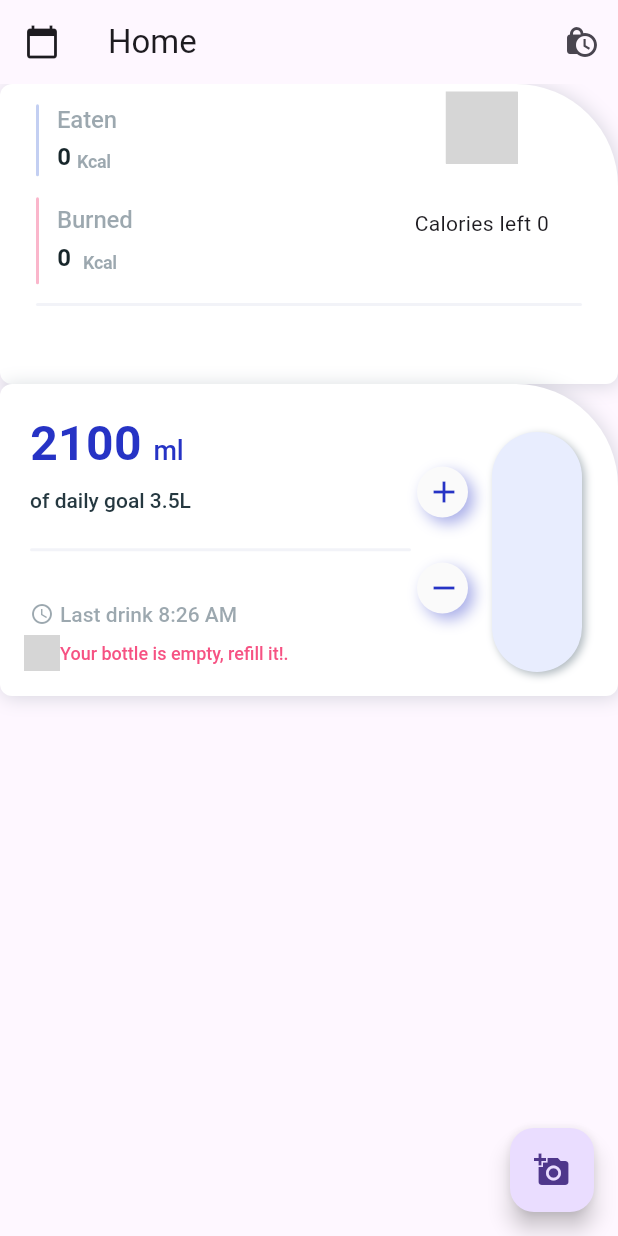
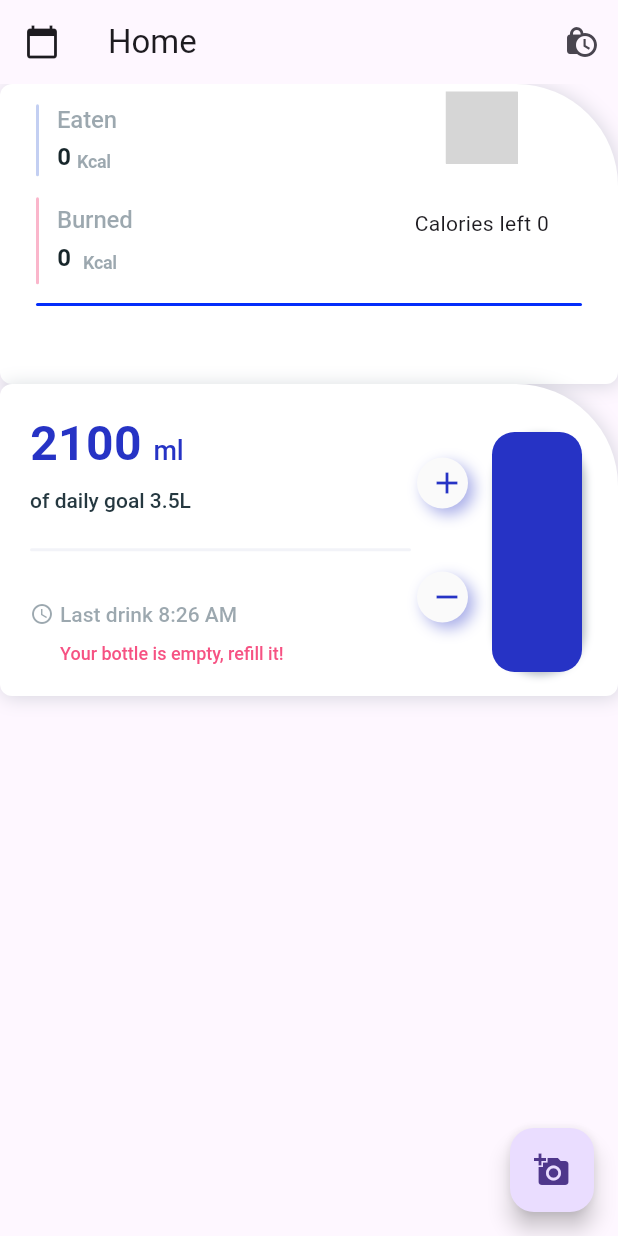
Before and after one commit to VishalVinayRam/Fitness-monitoring-system, a Flutter app: the screen it shows after launch, on a phone screen of 412 x 824 dp. Run offline on Flutter 3.47's test engine with Material 3 defaults, Android fonts, the phone set to English and light mode, and no system bars; our stand-ins replace flutter_local_notifications, image_picker, pedometer, shared_preferences, timezone; missing offline and left inert: gauge_indicator; statements that could not run were skipped; grey boxes are pictures that could not be loaded.

Commit message:
water component completion

```diff
--- /dev/null
+++ b/lib/models/water.dart
@@ -0,0 +1,54 @@
+import 'package:flutter/foundation.dart';
+
+class WaterViewModel extends ChangeNotifier {
+  double _totalCaloriesConsumed = 2100;
+  String _cardTitle = "Card's Title 1";
+  String _subtitle = "Sub title";
+  String _lastDrinkTime = "8:26 AM";
+  String _bottleStatus = "Your bottle is empty, refill it!";
+  String _units = "ml";
+  String _dailyGoal = "3.5L";
+
+  double get totalCaloriesConsumed => _totalCaloriesConsumed;
+  String get cardTitle => _cardTitle;
+  String get subtitle => _subtitle;
+  String get lastDrinkTime => _lastDrinkTime;
+  String get bottleStatus => _bottleStatus;
+  String get units => _units;
+  String get dailyGoal => _dailyGoal;
+
+  void updateCalories(double value) {
+    _totalCaloriesConsumed += value;
+    notifyListeners();
+  }
+
+  void updateLastDrinkTime(String time) {
+    _lastDrinkTime = time;
+    notifyListeners();
+  }
+
+  void updateBottleStatus(String status) {
+    _bottleStatus = status;
+    notifyListeners();
+  }
+
+  void updateTitle(String title) {
+    _cardTitle = title;
+    notifyListeners();
+  }
+
+  void updateSubtitle(String subtitle) {
+    _subtitle = subtitle;
+    notifyListeners();
+  }
+
+  void updateUnits(String units) {
+    _units = units;
+    notifyListeners();
+  }
+
+  void updateDailyGoal(String goal) {
+    _dailyGoal = goal;
+    notifyListeners();
+  }
+}
--- a/lib/widgets/Graph_card.dart
+++ b/lib/widgets/Graph_card.dart
@@ -1,5 +1,6 @@
 import 'package:flutter/material.dart';
 import 'package:gauge_indicator/gauge_indicator.dart';
+import 'package:management/themes/Fitness.dart';
 
 class CustomCard extends StatelessWidget {
   final double totalCaloriesConsumed;
@@ -9,7 +10,7 @@ class CustomCard extends StatelessWidget {
   @override
   Widget build(BuildContext context) {
     return Card(
-      color: Color.fromARGB(255, 94, 2, 110),
+                                          color: FitnessAppTheme.nearlyDarkBlue,
       shape: RoundedRectangleBorder(
         borderRadius: BorderRadius.circular(4),
       ),
@@ -30,7 +31,8 @@ class CustomCard extends StatelessWidget {
                 degrees: 180,
                 style: GaugeAxisStyle(
                   thickness: 20,
-                  background: Color.fromARGB(255, 217, 0, 255),
+                  background:                                           FitnessAppTheme.nearlyBlue,
+
                   segmentSpacing: 4,
                 ),
                 pointer: GaugePointer.needle(
@@ -46,7 +48,7 @@ class CustomCard extends StatelessWidget {
                   GaugeSegment(
                     from: 0,
                     to: 30,
-                    color: Color.fromARGB(255, 174, 59, 219),
+                      color: FitnessAppTheme.nearlyDarkBlue,
                     cornerRadius: Radius.zero,
                   ),
                 ],
--- a/lib/widgets/Hero_section.dart
+++ b/lib/widgets/Hero_section.dart
@@ -245,23 +245,23 @@ class _MediterranesnDietViewState extends State<MediterranesnDietView>
                                             degrees: 180,
                                             style: GaugeAxisStyle(
                                               thickness: 20,
-                                              background: Color.fromARGB(255, 217, 0, 255),
+                                              background: FitnessAppTheme.nearlyDarkBlue,
                                               segmentSpacing: 4,
                                             ),
                                             pointer: GaugePointer.needle(
                                               height: 80,
-                                              color: Color.fromARGB(255, 217, 0, 255),
+                                              color:  FitnessAppTheme.nearlyDarkBlue,
                                               width: 19,
                                               borderRadius: 16,
                                             ),
                                             progressBar: GaugeProgressBar.rounded(
-                                              color: Color.fromARGB(255, 255, 255, 255),
+                                                color: Color.fromARGB(255, 87, 101, 255),
                                             ),
                                             segments: [
                                               GaugeSegment(
                                                 from: 0,
                                                 to: 30,
-                                                color: Color.fromARGB(255, 158, 4, 219),
+                                                color: Color.fromARGB(255, 87, 101, 255),
                                                 cornerRadius: Radius.zero,
                                               ),
                                             ],
@@ -280,7 +280,7 @@ class _MediterranesnDietViewState extends State<MediterranesnDietView>
                       child: Container(
                         height: 2,
                         decoration: BoxDecoration(
-                          color: FitnessAppTheme.background,
+                          color: Color.fromARGB(255, 3, 45, 250),
                           borderRadius: BorderRadius.all(Radius.circular(4.0)),
                         ),
                       ),
--- a/lib/widgets/Water.dart
+++ b/lib/widgets/Water.dart
@@ -1,44 +1,39 @@
+import 'package:flutter/material.dart';
+import 'package:management/widgets/Hero_section.dart';
+import 'package:provider/provider.dart';
+import 'package:management/themes/Fitness.dart';
+import '../models/water.dart';
 
-import 'package:flutter/material.dart';
-import 'package:management/themes/Fitness.dart';
-import 'package:management/widgets/Hero_section.dart';
+class WaterView extends StatelessWidget {
+  WaterView({Key? key}) : super(key: key);
 
-class WaterView extends StatefulWidget {
-  WaterView(
-      {Key? key})
-      : super(key: key);
-
-
-  @override
-  _WaterViewState createState() => _WaterViewState();
-}
-
-class _WaterViewState extends State<WaterView> with TickerProviderStateMixin {
-  Future<bool> getData() async {
-    await Future<dynamic>.delayed(const Duration(milliseconds: 50));
-    return true;
-  }
+  late DateTime nows;
 
   @override
   Widget build(BuildContext context) {
-    return  Container(
+    return ChangeNotifierProvider(
+      create: (context) => WaterViewModel(),
+      child: Consumer<WaterViewModel>(
+        builder: (context, model, child) {
+          return Container(
             decoration: BoxDecoration(
               color: FitnessAppTheme.white,
-                  borderRadius: const BorderRadius.only(
+              borderRadius: BorderRadius.only(
                 topLeft: Radius.circular(8.0),
                 bottomLeft: Radius.circular(8.0),
                 bottomRight: Radius.circular(8.0),
-                      topRight: Radius.circular(68.0)),
+                topRight: Radius.circular(68.0),
+              ),
               boxShadow: <BoxShadow>[
                 BoxShadow(
                   color: FitnessAppTheme.grey.withOpacity(0.2),
                   offset: const Offset(1.1, 1.1),
-                        blurRadius: 10.0),
+                  blurRadius: 10.0,
+                ),
               ],
             ),
             child: Padding(
-                  padding: const EdgeInsets.only(
-                      top: 16, left: 16, right: 16, bottom: 16),
+              padding: const EdgeInsets.all(16),
               child: Row(
                 children: <Widget>[
                   Expanded(
@@ -53,10 +48,9 @@ class _WaterViewState extends State<WaterView> with TickerProviderStateMixin {
                               crossAxisAlignment: CrossAxisAlignment.end,
                               children: <Widget>[
                                 Padding(
-                                      padding: const EdgeInsets.only(
-                                          left: 4, bottom: 3),
+                                  padding: EdgeInsets.only(left: 4, bottom: 3),
                                   child: Text(
-                                        '2100',
+                                    model.totalCaloriesConsumed.toStringAsFixed(0),
                                     textAlign: TextAlign.center,
                                     style: TextStyle(
                                       fontFamily: FitnessAppTheme.fontName,
@@ -67,10 +61,9 @@ class _WaterViewState extends State<WaterView> with TickerProviderStateMixin {
                                   ),
                                 ),
                                 Padding(
-                                      padding: const EdgeInsets.only(
-                                          left: 8, bottom: 8),
+                                  padding: EdgeInsets.only(left: 8, bottom: 8),
                                   child: Text(
-                                        'ml',
+                                    model.units,
                                     textAlign: TextAlign.center,
                                     style: TextStyle(
                                       fontFamily: FitnessAppTheme.fontName,
@@ -84,10 +77,9 @@ class _WaterViewState extends State<WaterView> with TickerProviderStateMixin {
                               ],
                             ),
                             Padding(
-                                  padding: const EdgeInsets.only(
-                                      left: 4, top: 2, bottom: 14),
+                              padding: EdgeInsets.only(left: 4, top: 2, bottom: 14),
                               child: Text(
-                                    'of daily goal 3.5L',
+                                'of daily goal ${model.dailyGoal}',
                                 textAlign: TextAlign.center,
                                 style: TextStyle(
                                   fontFamily: FitnessAppTheme.fontName,
@@ -101,77 +93,66 @@ class _WaterViewState extends State<WaterView> with TickerProviderStateMixin {
                           ],
                         ),
                         Padding(
-                              padding: const EdgeInsets.only(
-                                  left: 4, right: 4, top: 8, bottom: 16),
+                          padding: EdgeInsets.only(left: 4, right: 4, top: 8, bottom: 16),
                           child: Container(
                             height: 2,
                             decoration: BoxDecoration(
                               color: FitnessAppTheme.background,
-                                  borderRadius: const BorderRadius.all(
-                                      Radius.circular(4.0)),
+                              borderRadius: BorderRadius.all(Radius.circular(4.0)),
                             ),
                           ),
                         ),
                         Padding(
-                              padding: const EdgeInsets.only(top: 16),
+                          padding: EdgeInsets.only(top: 16),
                           child: Column(
                             mainAxisAlignment: MainAxisAlignment.center,
                             crossAxisAlignment: CrossAxisAlignment.end,
                             children: <Widget>[
                               Row(
                                 mainAxisAlignment: MainAxisAlignment.start,
-                                    crossAxisAlignment:
-                                        CrossAxisAlignment.center,
+                                crossAxisAlignment: CrossAxisAlignment.center,
                                 children: <Widget>[
                                   Padding(
-                                        padding: const EdgeInsets.only(left: 4),
+                                    padding: EdgeInsets.only(left: 4),
                                     child: Icon(
                                       Icons.access_time,
-                                          color: FitnessAppTheme.grey
-                                              .withOpacity(0.5),
+                                      color: FitnessAppTheme.grey.withOpacity(0.5),
                                       size: 16,
                                     ),
                                   ),
                                   Padding(
-                                        padding:
-                                            const EdgeInsets.only(left: 4.0),
+                                    padding: EdgeInsets.only(left: 4.0),
                                     child: Text(
-                                          'Last drink 8:26 AM',
+                                      'Last drink ${model.lastDrinkTime}',
                                       textAlign: TextAlign.center,
                                       style: TextStyle(
-                                            fontFamily:
-                                                FitnessAppTheme.fontName,
+                                        fontFamily: FitnessAppTheme.fontName,
                                         fontWeight: FontWeight.w500,
                                         fontSize: 14,
                                         letterSpacing: 0.0,
-                                            color: FitnessAppTheme.grey
-                                                .withOpacity(0.5),
+                                        color: FitnessAppTheme.grey.withOpacity(0.5),
                                       ),
                                     ),
                                   ),
                                 ],
                               ),
                               Padding(
-                                    padding: const EdgeInsets.only(top: 4),
+                                padding: EdgeInsets.only(top: 4),
                                 child: Row(
-                                      mainAxisAlignment:
-                                          MainAxisAlignment.start,
-                                      crossAxisAlignment:
-                                          CrossAxisAlignment.center,
+                                  mainAxisAlignment: MainAxisAlignment.start,
+                                  crossAxisAlignment: CrossAxisAlignment.center,
                                   children: <Widget>[
                                     SizedBox(
                                       width: 24,
                                       height: 24,
-                                          child: Image.asset(
-                                              'assets/fitness_app/bell.png'),
+                                      // child: Image.asset('assets/fitness_app/bell.png'),
                                     ),
                                     Flexible(
                                       child: Text(
-                                            'Your bottle is empty, refill it!.',
+                                        model.bottleStatus,
                                         textAlign: TextAlign.start,
                                         style: TextStyle(
-                                              fontFamily:
-                                                  FitnessAppTheme.fontName,
+                                          fontFamily: FitnessAppTheme.fontName,
                                           fontWeight: FontWeight.w500,
                                           fontSize: 12,
                                           letterSpacing: 0.0,
@@ -200,42 +181,50 @@ class _WaterViewState extends State<WaterView> with TickerProviderStateMixin {
                             shape: BoxShape.circle,
                             boxShadow: <BoxShadow>[
                               BoxShadow(
-                                      color: FitnessAppTheme.nearlyDarkBlue
-                                          .withOpacity(0.4),
-                                      offset: const Offset(4.0, 4.0),
-                                      blurRadius: 8.0),
+                                color: FitnessAppTheme.nearlyDarkBlue.withOpacity(0.4),
+                                offset: Offset(4.0, 4.0),
+                                blurRadius: 8.0,
+                              ),
                             ],
                           ),
-                              child: Padding(
-                                padding: const EdgeInsets.all(6.0),
-                                child: Icon(
+                          child: Container(
+                            // padding: EdgeInsets.all(6.0),
+                            child: IconButton(
+                              icon: const Icon(
                                 Icons.add,
                                 color: FitnessAppTheme.nearlyDarkBlue,
                                 size: 24,
                               ),
+                              onPressed: () {
+                                model.updateCalories(100);
+                                model.updateLastDrinkTime('${(DateTime.now().hour.toInt())%12}:${DateTime.now().minute}   ${DateTime.now().day}/${DateTime.now().month}/${DateTime.now().year}');
+                              },
                             ),
                           ),
-                            const SizedBox(
-                              height: 28,
                         ),
+                        const SizedBox(height: 28),
                         Container(
                           decoration: BoxDecoration(
                             color: FitnessAppTheme.nearlyWhite,
                             shape: BoxShape.circle,
                             boxShadow: <BoxShadow>[
                               BoxShadow(
-                                      color: FitnessAppTheme.nearlyDarkBlue
-                                          .withOpacity(0.4),
-                                      offset: const Offset(4.0, 4.0),
-                                      blurRadius: 8.0),
+                                color: FitnessAppTheme.nearlyDarkBlue.withOpacity(0.4),
+                                offset: Offset(4.0, 4.0),
+                                blurRadius: 8.0,
+                              ),
                             ],
                           ),
-                              child: Padding(
-                                padding: const EdgeInsets.all(6.0),
-                                child: Icon(
+                          child: Container(
+                            child: IconButton(
+                              icon: Icon(
                                 Icons.remove,
                                 color: FitnessAppTheme.nearlyDarkBlue,
                                 size: 24,
+                              ),
+                              onPressed: () {
+                                model.updateCalories(-100);
+                              },
                             ),
                           ),
                         ),
@@ -243,8 +232,7 @@ class _WaterViewState extends State<WaterView> with TickerProviderStateMixin {
                     ),
                   ),
                   Padding(
-                        padding:
-                            const EdgeInsets.only(left: 16, right: 8, top: 16),
+                    padding: const EdgeInsets.only(left: 16, right: 8, top: 16),
                     child: Container(
                       width: 60,
                       height: 160,
@@ -254,20 +242,33 @@ class _WaterViewState extends State<WaterView> with TickerProviderStateMixin {
                           topLeft: Radius.circular(80.0),
                           bottomLeft: Radius.circular(80.0),
                           bottomRight: Radius.circular(80.0),
-                                topRight: Radius.circular(80.0)),
+                          topRight: Radius.circular(80.0),
+                        ),
                         boxShadow: <BoxShadow>[
                           BoxShadow(
                             color: FitnessAppTheme.grey.withOpacity(0.4),
                             offset: const Offset(2, 2),
-                                  blurRadius: 4),
+                            blurRadius: 4,
+                          ),
                         ],
                       ),
+                      child: Container(
+                        decoration: BoxDecoration(
+                          borderRadius: BorderRadius.circular(15),
+                          color: FitnessAppTheme.nearlyDarkBlue,
+
                         ),
-                      )
+                        height: 0,
+
+                      ),
+                    ),
+                  ),
                 ],
               ),
             ),
           );
-
+        },
+      ),
+    );
   }
 }
--- a/pubspec.yaml
+++ b/pubspec.yaml
@@ -44,6 +44,7 @@ dependencies:
   flutter_local_notifications: ^17.2.1
   timezone: ^0.9.4
   gauge_indicator: ^0.4.3
+  provider: ^6.1.2
 
 dev_dependencies:
   flutter_test:
```
Also changed, not shown: pubspec.lock. Lines whose indentation alone changed are shown as unchanged.
